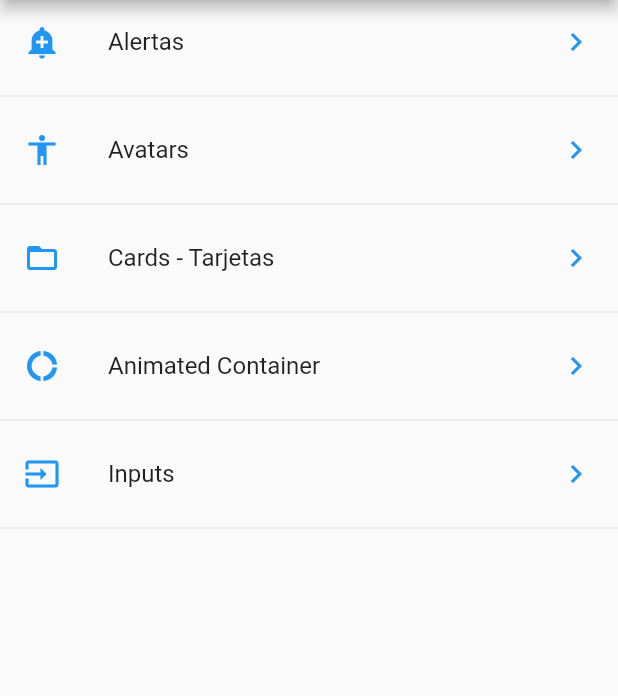
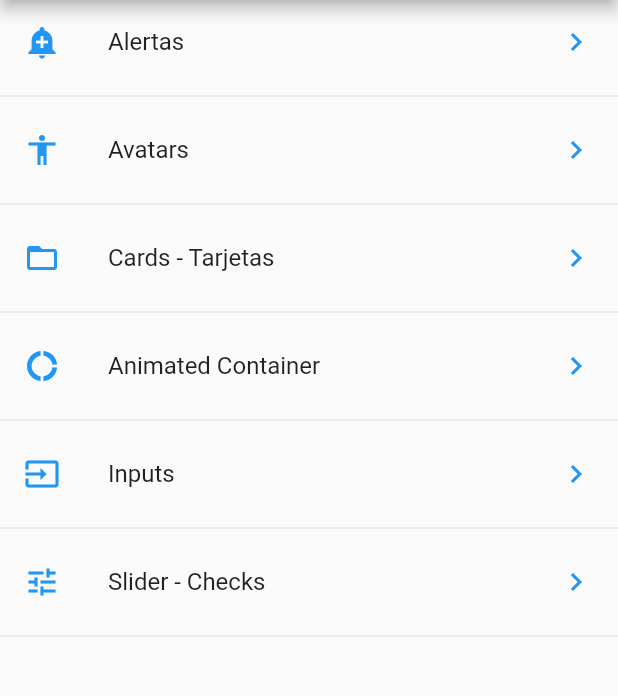
Before and after one commit to nicolasbeltrami/Flutter-Components, a Flutter app: the screen it shows after launch, on a phone screen of 412 x 824 dp, the part 84-780 px from its top. Run offline on Flutter 3.47's test engine with Material 2 defaults, Android fonts, the phone set to English and light mode, and no system bars.

Commit message:
route and icon configuration

```diff
--- a/data/menu_opts.json
+++ b/data/menu_opts.json
@@ -25,6 +25,11 @@
             "ruta": "inputs",
             "icon":"input",
             "texto":"Inputs"
+        },
+        {
+            "ruta":"slider",
+            "icon":"tune",
+            "texto":"Slider - Checks"
         }
     ]
 }
--- a/lib/src/routes/routes.dart
+++ b/lib/src/routes/routes.dart
@@ -4,6 +4,7 @@ import 'package:componentes/src/pages/avatar_page.dart';
 import 'package:componentes/src/pages/card_page.dart';
 import 'package:componentes/src/pages/home_page.dart';
 import 'package:componentes/src/pages/input_page.dart';
+import 'package:componentes/src/pages/slider_page.dart';
 import 'package:flutter/material.dart';
 
 Map<String, WidgetBuilder> getApplicationRoutes() {
@@ -13,6 +14,7 @@ Map<String, WidgetBuilder> getApplicationRoutes() {
     'avatar': (BuildContext context) => AvatarPage(),
     'card':(BuildContext context) => CardPage(),
     'animatedContainer':(BuildContext context) => AnimatedContainerPage(),
-    'inputs': (BuildContext context) => InputPage()
+    'inputs': (BuildContext context) => InputPage(),
+    'slider': (BuildContext context) => SliderPage(),
   };
 }
--- a/lib/src/utils/icono_string_util.dart
+++ b/lib/src/utils/icono_string_util.dart
@@ -6,7 +6,8 @@ final _icons = <String, IconData>{
   'accessibility': Icons.accessibility,
   'folder_open' : Icons.folder_open,
   'donut_large' : Icons.donut_large,
-  'input': Icons.input
+  'input': Icons.input,
+  'tune': Icons.tune,
 };
 
 Icon getIcon (String iconName) {
```
